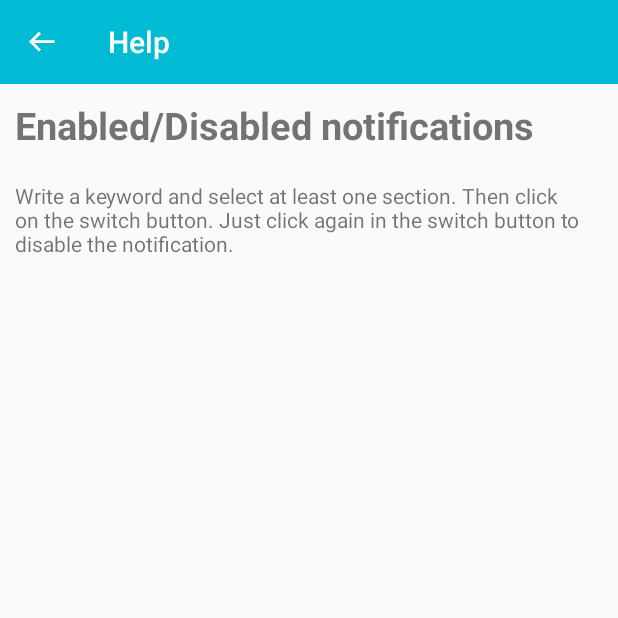
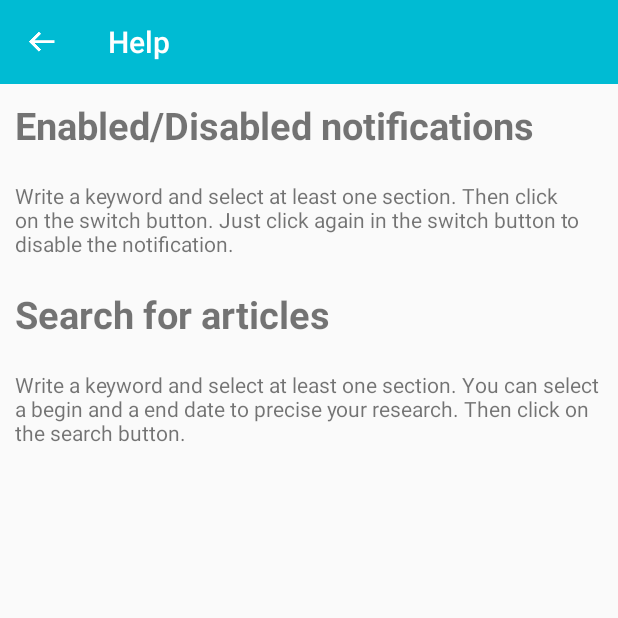
Before and after one commit to Velliane/MyNews, an Android app: the screen it shows after launch (HelpActivity), in the options menu, after a tap on "Help", on a phone screen of 412 x 824 dp, the top half of it. Run offline under Robolectric (Android 15) with nearby library versions, the phone set to English and light mode, and no system bars.

Commit message:
Small changes in project

```diff
--- a/app/src/main/java/com/menard/mynews/controller/activities/SearchActivity.java
+++ b/app/src/main/java/com/menard/mynews/controller/activities/SearchActivity.java
@@ -91,7 +91,7 @@ public class SearchActivity extends AppCompatActivity implements View.OnClickLis
         if(v == mSearchButton){
             boolean boxChecked = mCategorySelectorView.atLeastOnBoxChecked();
             if(!boxChecked){
-                Toast.makeText(this, "Select at least on category", Toast.LENGTH_SHORT).show();
+                Toast.makeText(this, "Select at least one category", Toast.LENGTH_SHORT).show();
             }else {
                 String textSearched = mSearchText.getText().toString();
                 String section = mSearchedRequest.getSections(mSearchedRequest.getNewsDeskForLucene(mCategorySelectorView.getCheckedBoxList()));
--- a/app/src/main/java/com/menard/mynews/controller/fragments/MostPopularFragment.java
+++ b/app/src/main/java/com/menard/mynews/controller/fragments/MostPopularFragment.java
@@ -1,11 +1,11 @@
 package com.menard.mynews.controller.fragments;
 
-import android.app.ProgressDialog;
 import android.os.Bundle;
 import android.util.Log;
 import android.view.LayoutInflater;
 import android.view.View;
 import android.view.ViewGroup;
+import android.widget.ProgressBar;
 import android.widget.TextView;
 
 import androidx.annotation.NonNull;
@@ -32,7 +32,9 @@ import retrofit2.Retrofit;
 public class MostPopularFragment extends Fragment {
 
 
+    /** Recycler View */
     private RecyclerView list;
+    /** Retrofit Service */
     private final RetrofitService retrofitService = new RetrofitService();
 
     public MostPopularFragment(){}
@@ -48,23 +50,18 @@ public class MostPopularFragment extends Fragment {
         View result = inflater.inflate(R.layout.fragment_page, container, false);
         list = result.findViewById(R.id.fragment_list);
         final TextView textView = result.findViewById(R.id.fragment_txtview);
+        ProgressBar progressBar = result.findViewById(R.id.fragment_progress);
 
         Retrofit retrofit = retrofitService.getRetrofit();
         NewYorkTimesAPI newYorkTimesAPI = retrofit.create(NewYorkTimesAPI.class);
         Call<ArticleMostPopular> call = newYorkTimesAPI.getMostPopular(Constants.API_KEY);
-
-        final ProgressDialog progressDialog;
-        progressDialog = new ProgressDialog(getContext());
-        progressDialog.setMessage("Loading...");
-        progressDialog.show();
-
 
         call.enqueue(new Callback<ArticleMostPopular>() {
             @Override
             public void onResponse(@NonNull Call<ArticleMostPopular> call,@NonNull Response<ArticleMostPopular> response) {
 
                 if (response.isSuccessful()) {
-                    progressDialog.dismiss();
+                    progressBar.setVisibility(View.INVISIBLE);
                     ArticleMostPopular articleMostPopular = response.body();
                     assert articleMostPopular != null;
                     List<Result> articleList = articleMostPopular.getResults();
@@ -81,6 +78,7 @@ public class MostPopularFragment extends Fragment {
                 t.printStackTrace();
                 //-- Show error message --
                 list.setVisibility(View.GONE);
+                progressBar.setVisibility(View.INVISIBLE);
                 textView.setVisibility(View.VISIBLE);
             }
         });
--- a/app/src/main/java/com/menard/mynews/controller/fragments/TopStoriesFragment.java
+++ b/app/src/main/java/com/menard/mynews/controller/fragments/TopStoriesFragment.java
@@ -1,11 +1,11 @@
 package com.menard.mynews.controller.fragments;
 
-import android.app.ProgressDialog;
 import android.os.Bundle;
 import android.util.Log;
 import android.view.LayoutInflater;
 import android.view.View;
 import android.view.ViewGroup;
+import android.widget.ProgressBar;
 import android.widget.TextView;
 
 import androidx.annotation.NonNull;
@@ -51,22 +51,17 @@ public class TopStoriesFragment extends Fragment {
         View result = inflater.inflate(R.layout.fragment_page, container, false);
         list = result.findViewById(R.id.fragment_list);
         final TextView textView = result.findViewById(R.id.fragment_txtview);
+        ProgressBar progressBar = result.findViewById(R.id.fragment_progress);
 
         Retrofit retrofit = retrofitService.getRetrofit();
         NewYorkTimesAPI newYorkTimesAPI = retrofit.create(NewYorkTimesAPI.class);
         Call<ArticleTopStories> call = newYorkTimesAPI.getTopStories("home", Constants.API_KEY);
 
-        final ProgressDialog progressDialog;
-        progressDialog = new ProgressDialog(getContext());
-        progressDialog.setMessage("Loading...");
-        progressDialog.show();
-
-
         call.enqueue(new Callback<ArticleTopStories>() {
             @Override
             public void onResponse(@NonNull Call<ArticleTopStories> call, @NonNull Response<ArticleTopStories> response) {
 
-                progressDialog.dismiss();
+                progressBar.setVisibility(View.INVISIBLE);
                 if (response.isSuccessful()) {
                     ArticleTopStories articleTopStories = response.body();
                     assert articleTopStories != null;
@@ -81,8 +76,8 @@ public class TopStoriesFragment extends Fragment {
             public void onFailure(@NonNull Call<ArticleTopStories> call, @NonNull Throwable t) {
                 t.printStackTrace();
                 //-- Show error message --
-                progressDialog.dismiss();
                 list.setVisibility(View.GONE);
+                progressBar.setVisibility(View.INVISIBLE);
                 textView.setVisibility(View.VISIBLE);
             }
         });
--- a/app/src/main/res/layout/activity_help.xml
+++ b/app/src/main/res/layout/activity_help.xml
@@ -1,5 +1,5 @@
 <?xml version="1.0" encoding="utf-8"?>
-<RelativeLayout
+<LinearLayout
     xmlns:android="http://schemas.android.com/apk/res/android"
     xmlns:tools="http://schemas.android.com/tools"
     android:layout_width="match_parent"
@@ -20,14 +20,27 @@
         android:layout_margin="10dp"
         android:text="@string/help_title_notification"
         android:textStyle="bold"
-        android:textSize="25sp"
-        android:layout_below="@id/toolbar"/>
+        android:textSize="25sp"/>
 
     <TextView
         android:layout_width="match_parent"
         android:layout_height="wrap_content"
         android:layout_margin="10dp"
-        android:text="@string/help_notification"
-        android:layout_below="@+id/help_activity_title_notification"/>
+        android:text="@string/help_notification"/>
 
-</RelativeLayout>
+    <TextView
+        android:id="@+id/help_activity_title_search"
+        android:layout_width="match_parent"
+        android:layout_height="wrap_content"
+        android:layout_margin="10dp"
+        android:text="@string/help_title_search"
+        android:textStyle="bold"
+        android:textSize="25sp"/>
+
+    <TextView
+        android:layout_width="match_parent"
+        android:layout_height="wrap_content"
+        android:layout_margin="10dp"
+        android:text="@string/help_search"/>
+
+</LinearLayout>
--- a/app/src/main/res/layout/activity_main.xml
+++ b/app/src/main/res/layout/activity_main.xml
@@ -26,7 +26,7 @@
             app:tabBackground="@color/LightBlue"
             app:tabSelectedTextColor="@android:color/white"
             app:tabTextColor="@android:color/white"
-            app:tabIndicatorColor="@color/DarkBlue"/>
+            app:tabIndicatorColor="@color/yellow"/>
 
         <androidx.viewpager.widget.ViewPager
             android:id="@+id/activity_main_viewpager"
--- a/app/src/main/res/values/colors.xml
+++ b/app/src/main/res/values/colors.xml
@@ -7,4 +7,5 @@
     <color name="white">#ffffff</color>
     <color name="blue_grey">#B1B9BC</color>
     <color name="grey">#6F6F6F</color>
+    <color name="yellow">#CDDC39</color>
 </resources>
--- a/app/src/main/res/values/strings.xml
+++ b/app/src/main/res/values/strings.xml
@@ -33,6 +33,8 @@
     <!-- Help -->
     <string name="help_title_notification">Enabled/Disabled notifications</string>
     <string name="help_notification">Write a keyword and select at least one section. Then click on the switch button. Just click again in the switch button to disable the notification.</string>
+    <string name="help_title_search">Search for articles</string>
+    <string name="help_search">Write a keyword and select at least one section. You can select a begin and a end date to precise your research. Then click on the search button.</string>
 
     <!-- Fragment -->
     <string name="fragment_error">An error occurs. Please refresh.</string>
@@ -43,4 +45,8 @@
     <string name="recycler_view_date">Date</string>
     <string name="recycler_view_title">Title</string>
 
+    <!-- About -->
+    <string name="about_description">This is the version 1.0 of MyNews</string>
+    <string name="about_contact">For more information, feel free to contact me at: \n<i>emmanuelle.em.menard@gmail.com</i></string>
+
 </resources>
```
Also changed, not shown: app/src/main/java/com/menard/mynews/controller/activities/NotificationActivity.java (+4 -3 lines), app/src/main/java/com/menard/mynews/controller/fragments/MoviesFragment.java (+20 -14 lines), app/src/main/java/com/menard/mynews/controller/fragments/ScienceFragment.java (+20 -16 lines), app/src/main/java/com/menard/mynews/controller/fragments/TravelFragment.java (+20 -17 lines), app/src/main/res/layout/activity_about.xml (+19 -2 lines), app/src/main/res/layout/fragment_page.xml (+10 -0 lines), 2 other files.
